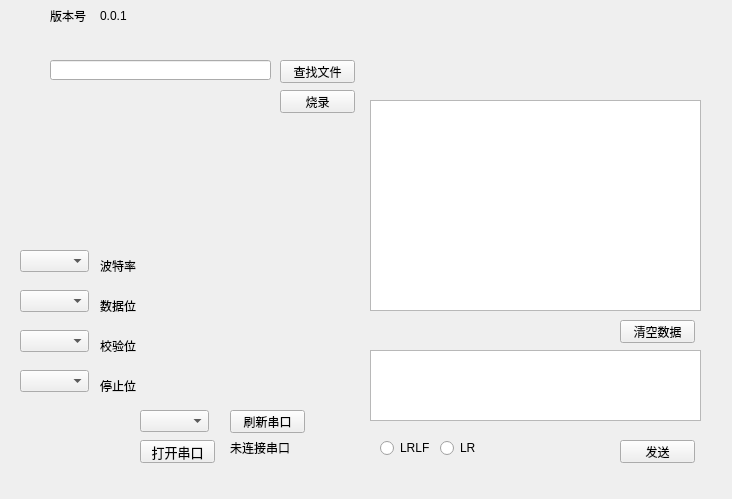
This is qtproj/widget.ui in Fboxtt/qt_proj as Qt 5 draws it before an edit. The edited form follows.
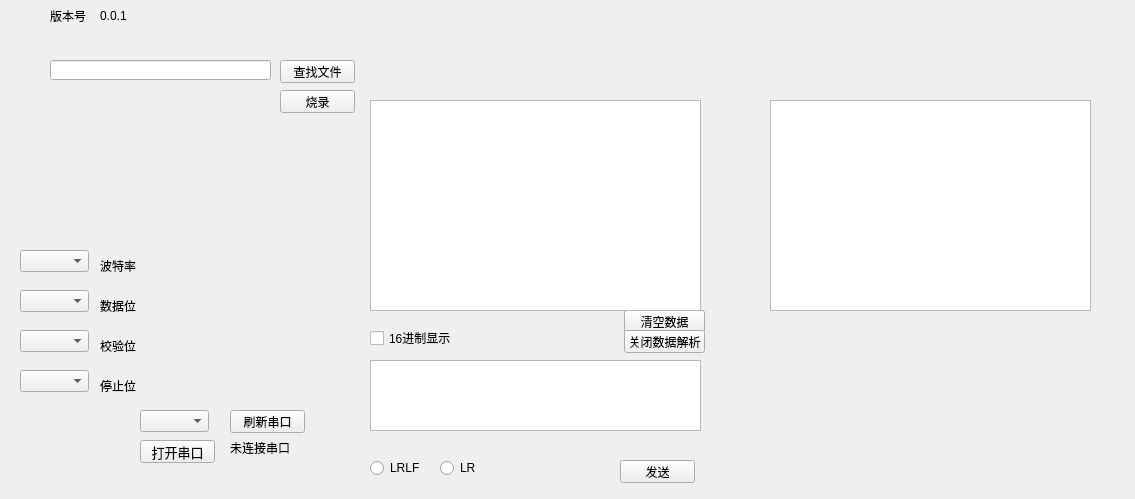
This is the edited form.

Commit message: 1增加定时器，保证数据完整性 2增加换行功能 3增加hex显示

```diff
--- a/qtproj/widget.ui
+++ b/qtproj/widget.ui
@@ -6,7 +6,7 @@
    <rect>
     <x>0</x>
     <y>0</y>
-    <width>732</width>
+    <width>1135</width>
     <height>499</height>
    </rect>
   </property>
@@ -35,8 +35,8 @@
   <widget class="QRadioButton" name="radioButton">
    <property name="geometry">
     <rect>
-     <x>380</x>
-     <y>440</y>
+     <x>370</x>
+     <y>460</y>
      <width>89</width>
      <height>16</height>
     </rect>
@@ -49,7 +49,7 @@
    <property name="geometry">
     <rect>
      <x>440</x>
-     <y>440</y>
+     <y>460</y>
      <width>89</width>
      <height>16</height>
     </rect>
@@ -61,9 +61,9 @@
   <widget class="QPushButton" name="clearReceiveDataButton">
    <property name="geometry">
     <rect>
-     <x>620</x>
-     <y>320</y>
-     <width>75</width>
+     <x>624</x>
+     <y>310</y>
+     <width>81</width>
      <height>23</height>
     </rect>
    </property>
@@ -75,7 +75,7 @@
    <property name="geometry">
     <rect>
      <x>370</x>
-     <y>350</y>
+     <y>360</y>
      <width>331</width>
      <height>71</height>
     </rect>
@@ -105,7 +105,7 @@
    <property name="geometry">
     <rect>
      <x>620</x>
-     <y>440</y>
+     <y>460</y>
      <width>75</width>
      <height>23</height>
     </rect>
@@ -294,6 +294,42 @@
     <string>停止位</string>
    </property>
   </widget>
+  <widget class="QPlainTextEdit" name="HexEncodeText">
+   <property name="geometry">
+    <rect>
+     <x>770</x>
+     <y>100</y>
+     <width>321</width>
+     <height>211</height>
+    </rect>
+   </property>
+  </widget>
+  <widget class="QPushButton" name="pushButton">
+   <property name="geometry">
+    <rect>
+     <x>624</x>
+     <y>330</y>
+     <width>81</width>
+     <height>23</height>
+    </rect>
+   </property>
+   <property name="text">
+    <string>关闭数据解析</string>
+   </property>
+  </widget>
+  <widget class="QCheckBox" name="hexDisplay">
+   <property name="geometry">
+    <rect>
+     <x>370</x>
+     <y>330</y>
+     <width>81</width>
+     <height>16</height>
+    </rect>
+   </property>
+   <property name="text">
+    <string>16进制显示</string>
+   </property>
+  </widget>
  </widget>
  <resources/>
  <connections/>
```
The commit also changes 4 other files.
